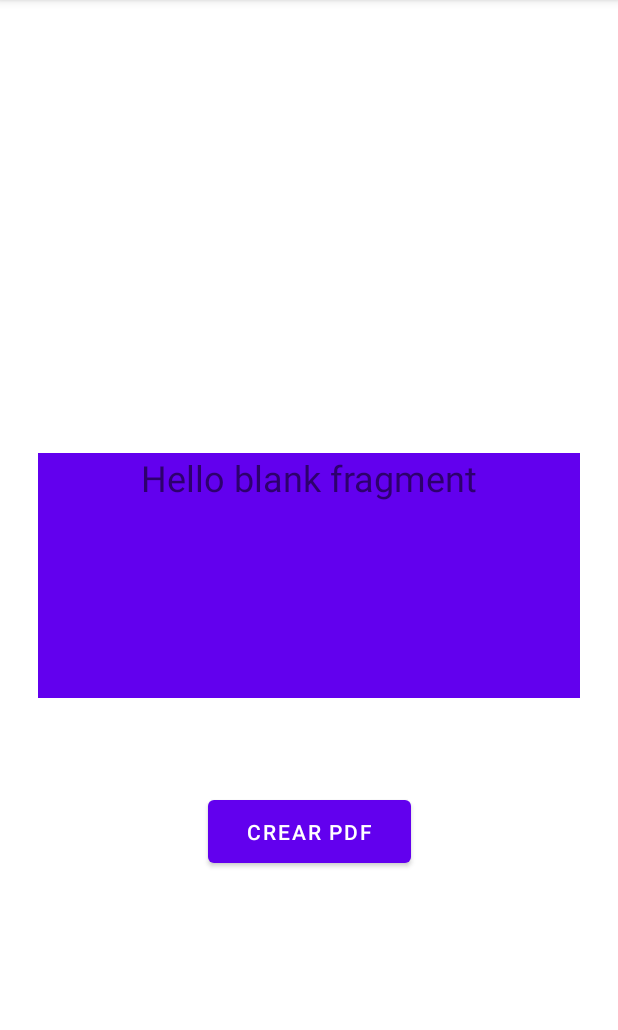
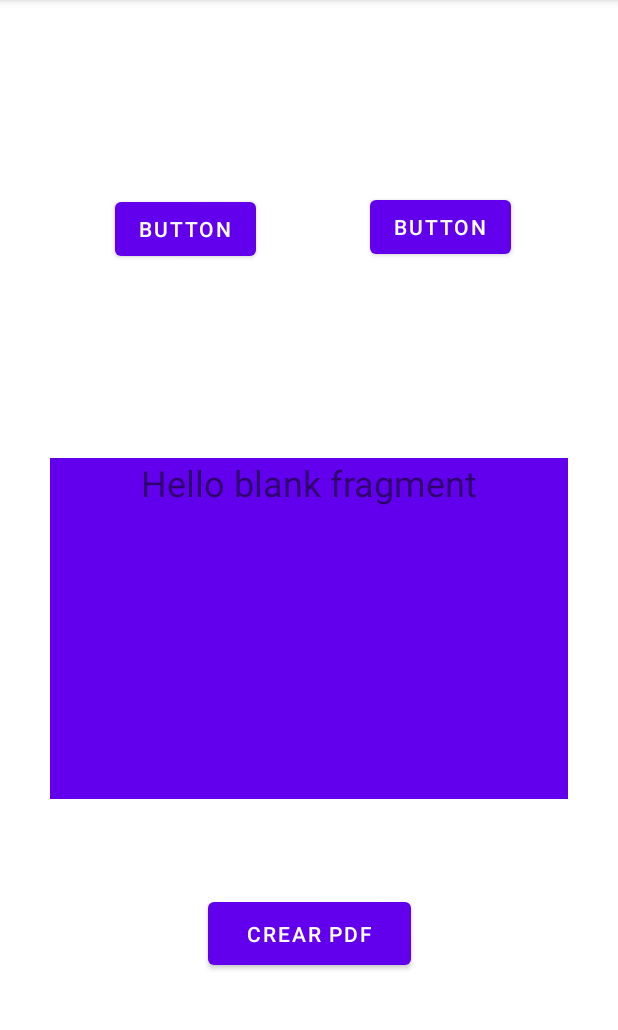
Before and after one commit to Zeven96x/ProyectoFinalDispositivosMoviles, an Android app: the screen it shows after launch (MainActivity), on a phone screen of 412 x 824 dp, the part 84-1114 px from its top. Run offline under Robolectric (Android 15) with nearby library versions, the phone set to English and light mode, and no system bars.

Commit message:
fragments parte2

```diff
--- /dev/null
+++ b/app/src/main/java/mx/edu/unpa/proyectofinaldispositivosmoviles/Fragments/RedFragment.java
@@ -0,0 +1,66 @@
+package mx.edu.unpa.proyectofinaldispositivosmoviles.Fragments;
+
+import android.os.Bundle;
+
+import androidx.fragment.app.Fragment;
+
+import android.view.LayoutInflater;
+import android.view.View;
+import android.view.ViewGroup;
+
+import mx.edu.unpa.proyectofinaldispositivosmoviles.R;
+
+/**
+ * A simple {@link Fragment} subclass.
+ * Use the {@link RedFragment#newInstance} factory method to
+ * create an instance of this fragment.
+ */
+public class RedFragment extends Fragment {
+
+    // TODO: Rename parameter arguments, choose names that match
+    // the fragment initialization parameters, e.g. ARG_ITEM_NUMBER
+    private static final String ARG_PARAM1 = "param1";
+    private static final String ARG_PARAM2 = "param2";
+
+    // TODO: Rename and change types of parameters
+    private String mParam1;
+    private String mParam2;
+
+    public RedFragment() {
+        // Required empty public constructor
+    }
+
+    /**
+     * Use this factory method to create a new instance of
+     * this fragment using the provided parameters.
+     *
+     * @param param1 Parameter 1.
+     * @param param2 Parameter 2.
+     * @return A new instance of fragment RedFragment.
+     */
+    // TODO: Rename and change types and number of parameters
+    public static RedFragment newInstance(String param1, String param2) {
+        RedFragment fragment = new RedFragment();
+        Bundle args = new Bundle();
+        args.putString(ARG_PARAM1, param1);
+        args.putString(ARG_PARAM2, param2);
+        fragment.setArguments(args);
+        return fragment;
+    }
+
+    @Override
+    public void onCreate(Bundle savedInstanceState) {
+        super.onCreate(savedInstanceState);
+        if (getArguments() != null) {
+            mParam1 = getArguments().getString(ARG_PARAM1);
+            mParam2 = getArguments().getString(ARG_PARAM2);
+        }
+    }
+
+    @Override
+    public View onCreateView(LayoutInflater inflater, ViewGroup container,
+                             Bundle savedInstanceState) {
+        // Inflate the layout for this fragment
+        return inflater.inflate(R.layout.fragment_red, container, false);
+    }
+}
--- a/app/src/main/java/mx/edu/unpa/proyectofinaldispositivosmoviles/MainActivity.java
+++ b/app/src/main/java/mx/edu/unpa/proyectofinaldispositivosmoviles/MainActivity.java
@@ -20,21 +20,35 @@ import android.widget.Toast;
 import java.io.File;
 
 import mx.edu.unpa.proyectofinaldispositivosmoviles.Fragments.BlueFragment;
+import mx.edu.unpa.proyectofinaldispositivosmoviles.Fragments.RedFragment;
 
 import static android.widget.Toast.LENGTH_SHORT;
 
 public class MainActivity extends AppCompatActivity {
     FragmentTransaction transaction;
     BlueFragment blueFragment;
-
+    RedFragment redFragment;
     @Override
     protected void onCreate(Bundle savedInstanceState) {
         super.onCreate(savedInstanceState);
         setContentView(R.layout.activity_main);
         //
         blueFragment = new BlueFragment();
+        redFragment  = new RedFragment();
         getSupportFragmentManager().beginTransaction().add(R.id.idFragments, blueFragment).commit();
 
     }
+    public void OnClik(View view){
+        transaction = getSupportFragmentManager().beginTransaction();
+        switch(view.getId()){
+            case R.id.blue:
+                transaction.replace(R.id.idFragments,blueFragment).commit();
+                break;
+            case R.id.red:
+                transaction.replace(R.id.idFragments,redFragment).commit();
+                break;
+            default:
+        }
+    }
 
 }
--- a/app/src/main/res/layout/activity_main.xml
+++ b/app/src/main/res/layout/activity_main.xml
@@ -15,12 +15,12 @@
         app:layout_constraintEnd_toEndOf="parent"
         app:layout_constraintStart_toStartOf="parent"
         app:layout_constraintTop_toTopOf="parent"
-        app:layout_constraintVertical_bias="0.739" />
+        app:layout_constraintVertical_bias="0.834" />
 
     <FrameLayout
         android:id="@+id/idFragments"
-        android:layout_width="361dp"
-        android:layout_height="163dp"
+        android:layout_width="345dp"
+        android:layout_height="227dp"
         app:layout_constraintBottom_toTopOf="@+id/b1"
         app:layout_constraintEnd_toEndOf="parent"
         app:layout_constraintStart_toStartOf="parent"
@@ -28,4 +28,28 @@
         app:layout_constraintVertical_bias="0.83">
 
     </FrameLayout>
+
+    <Button
+        android:id="@+id/blue"
+        android:layout_width="wrap_content"
+        android:layout_height="wrap_content"
+        android:onClick="OnClik"
+        android:text="Button"
+        app:layout_constraintBottom_toTopOf="@+id/idFragments"
+        app:layout_constraintEnd_toStartOf="@+id/red"
+        app:layout_constraintStart_toStartOf="parent"
+        app:layout_constraintTop_toTopOf="parent" />
+
+    <Button
+        android:id="@+id/red"
+        android:layout_width="wrap_content"
+        android:layout_height="wrap_content"
+        android:onClick="OnClik"
+        android:text="Button"
+        app:layout_constraintBottom_toTopOf="@+id/idFragments"
+        app:layout_constraintEnd_toEndOf="parent"
+        app:layout_constraintHorizontal_bias="0.776"
+        app:layout_constraintStart_toStartOf="parent"
+        app:layout_constraintTop_toTopOf="parent"
+        app:layout_constraintVertical_bias="0.496" />
 </androidx.constraintlayout.widget.ConstraintLayout>
```
Also changed, not shown: app/src/main/res/layout/fragment_red.xml (added, +17 -0 lines).
